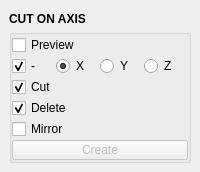
Above: mayatk/edit_utils/cut_on_axis.ui from m3trik/mayatk before the change. Below: the same form after it.
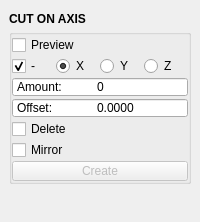
That is the form after the change. Custom widgets are drawn as their Qt base class.

Patch:
```diff
--- a/mayatk/edit_utils/cut_on_axis.ui
+++ b/mayatk/edit_utils/cut_on_axis.ui
@@ -7,7 +7,7 @@
     <x>0</x>
     <y>0</y>
     <width>200</width>
-    <height>165</height>
+    <height>222</height>
    </rect>
   </property>
   <property name="windowTitle">
@@ -97,13 +97,6 @@
            </property>
           </widget>
          </item>
-         <item row="2" column="2">
-          <widget class="QRadioButton" name="chk003">
-           <property name="text">
-            <string>Y</string>
-           </property>
-          </widget>
-         </item>
          <item row="2" column="0">
           <widget class="QCheckBox" name="chk001">
            <property name="text">
@@ -114,7 +107,14 @@
            </property>
           </widget>
          </item>
-         <item row="9" column="0" colspan="4">
+         <item row="2" column="2">
+          <widget class="QRadioButton" name="chk003">
+           <property name="text">
+            <string>Y</string>
+           </property>
+          </widget>
+         </item>
+         <item row="10" column="0" colspan="4">
           <layout class="QHBoxLayout" name="horizontalLayout_2">
            <property name="spacing">
             <number>0</number>
@@ -206,8 +206,24 @@
            </item>
           </layout>
          </item>
-         <item row="7" column="0" colspan="4">
+         <item row="9" column="0" colspan="4">
           <widget class="QCheckBox" name="chk006">
+           <property name="enabled">
+            <bool>true</bool>
+           </property>
+           <property name="toolTip">
+            <string>&lt;html&gt;&lt;head/&gt;&lt;body&gt;&lt;p&gt;Mirror the object across the opposing axis.&lt;/p&gt;&lt;p&gt;Note: This is only active with the &lt;span style=&quot; font-weight:600;&quot;&gt;delete&lt;/span&gt; option.&lt;/p&gt;&lt;/body&gt;&lt;/html&gt;</string>
+           </property>
+           <property name="text">
+            <string>Mirror</string>
+           </property>
+          </widget>
+         </item>
+         <item row="8" column="0" colspan="4">
+          <widget class="QCheckBox" name="chk005">
+           <property name="enabled">
+            <bool>true</bool>
+           </property>
            <property name="toolTip">
             <string>&lt;html&gt;&lt;head/&gt;&lt;body&gt;&lt;p&gt;Delete faces on the negative side of the cut plane.&lt;/p&gt;&lt;/body&gt;&lt;/html&gt;</string>
            </property>
@@ -215,33 +231,78 @@
             <string>Delete</string>
            </property>
            <property name="checked">
-            <bool>true</bool>
+            <bool>false</bool>
            </property>
           </widget>
          </item>
          <item row="6" column="0" colspan="4">
-          <widget class="QCheckBox" name="chk005">
+          <widget class="QSpinBox" name="s000">
+           <property name="minimumSize">
+            <size>
+             <width>0</width>
+             <height>20</height>
+            </size>
+           </property>
+           <property name="maximumSize">
+            <size>
+             <width>16777215</width>
+             <height>20</height>
+            </size>
+           </property>
            <property name="toolTip">
-            <string>&lt;html&gt;&lt;head/&gt;&lt;body&gt;&lt;p&gt;Performs a cut operation on the specified object along a given axis. &lt;/p&gt;&lt;p&gt;The cut is made at the object's center.&lt;/p&gt;&lt;/body&gt;&lt;/html&gt;</string>
+            <string>The number of cuts to make.</string>
            </property>
-           <property name="text">
-            <string>Cut</string>
+           <property name="buttonSymbols">
+            <enum>QAbstractSpinBox::NoButtons</enum>
            </property>
-           <property name="checked">
-            <bool>true</bool>
+           <property name="prefix">
+            <string>Amount:	</string>
+           </property>
+           <property name="minimum">
+            <number>0</number>
+           </property>
+           <property name="maximum">
+            <number>1000</number>
            </property>
           </widget>
          </item>
-         <item row="8" column="0" colspan="4">
-          <widget class="QCheckBox" name="chk007">
-           <property name="enabled">
-            <bool>true</bool>
+         <item row="7" column="0" colspan="4">
+          <widget class="QDoubleSpinBox" name="s001">
+           <property name="minimumSize">
+            <size>
+             <width>0</width>
+             <height>20</height>
+            </size>
+           </property>
+           <property name="maximumSize">
+            <size>
+             <width>16777215</width>
+             <height>20</height>
+            </size>
            </property>
            <property name="toolTip">
-            <string>&lt;html&gt;&lt;head/&gt;&lt;body&gt;&lt;p&gt;Mirror the object across the opposing axis.&lt;/p&gt;&lt;p&gt;Note: This is only active with the &lt;span style=&quot; font-weight:600;&quot;&gt;delete&lt;/span&gt; option.&lt;/p&gt;&lt;/body&gt;&lt;/html&gt;</string>
+            <string>Offset amount from the center for the cut.</string>
            </property>
-           <property name="text">
-            <string>Mirror</string>
+           <property name="buttonSymbols">
+            <enum>QAbstractSpinBox::NoButtons</enum>
+           </property>
+           <property name="prefix">
+            <string>Offset:	</string>
+           </property>
+           <property name="decimals">
+            <number>4</number>
+           </property>
+           <property name="minimum">
+            <double>-10000.000000000000000</double>
+           </property>
+           <property name="maximum">
+            <double>10000.000000000000000</double>
+           </property>
+           <property name="singleStep">
+            <double>0.100000000000000</double>
+           </property>
+           <property name="value">
+            <double>0.000000000000000</double>
            </property>
           </widget>
          </item>
```
